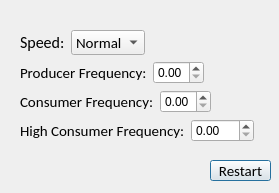
CieloSun/LifeGameGUI, file myrestartdialog.ui: the form before one commit.
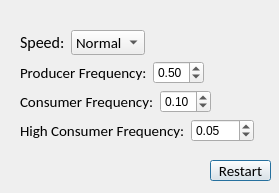
The form after the commit.

```diff
--- a/myrestartdialog.ui
+++ b/myrestartdialog.ui
@@ -120,6 +120,9 @@
         <property name="singleStep">
          <double>0.100000000000000</double>
         </property>
+        <property name="value">
+         <double>0.500000000000000</double>
+        </property>
        </widget>
       </item>
       <item>
@@ -160,6 +163,9 @@
         <property name="singleStep">
          <double>0.100000000000000</double>
         </property>
+        <property name="value">
+         <double>0.100000000000000</double>
+        </property>
        </widget>
       </item>
       <item>
@@ -200,6 +206,9 @@
         <property name="singleStep">
          <double>0.010000000000000</double>
         </property>
+        <property name="value">
+         <double>0.050000000000000</double>
+        </property>
        </widget>
       </item>
      </layout>
```
